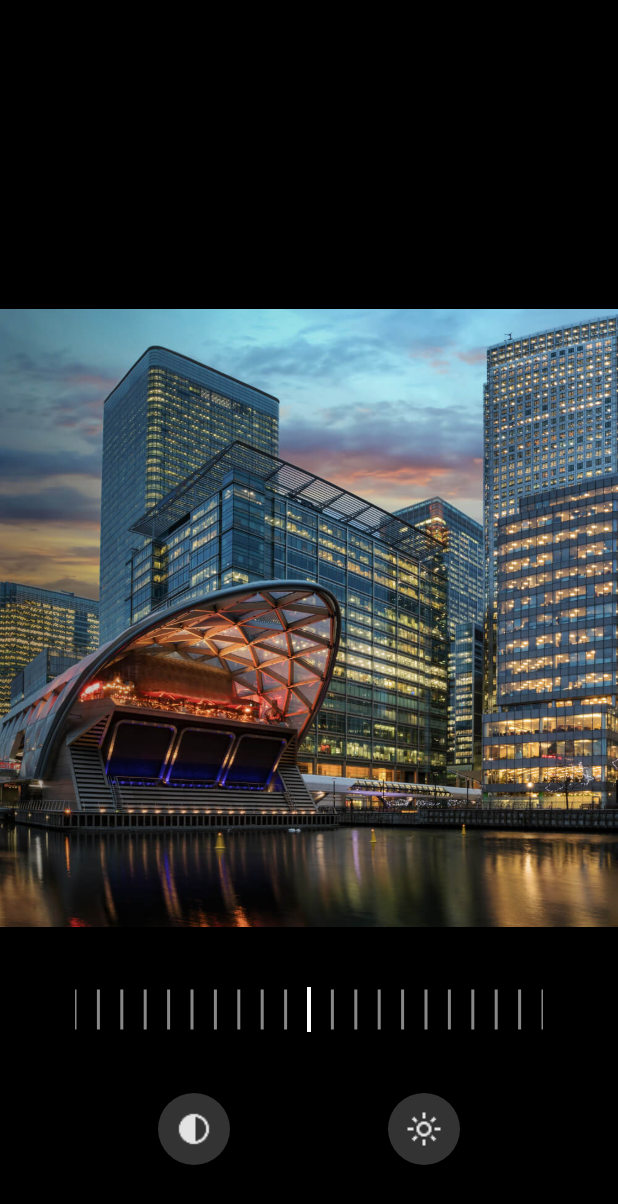
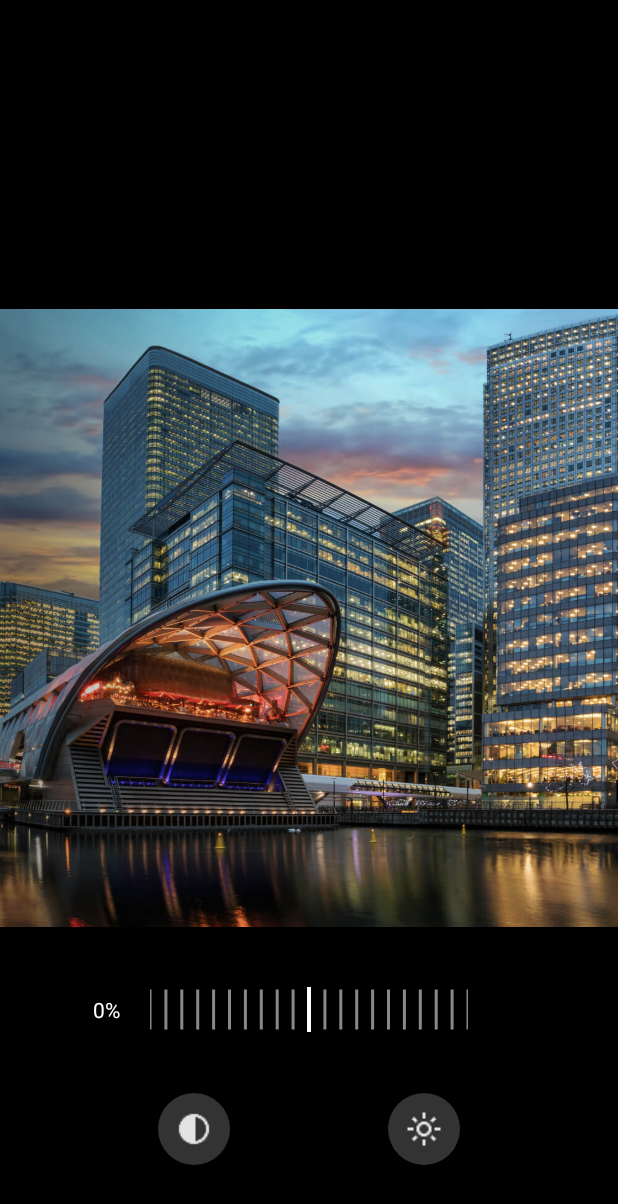
Before and after one commit to haechan29/RetricaTest, an Android app: the layout activity_main.xml on its own in the app's theme, with its tools: preview values and no code run, on a phone screen of 412 x 824 dp. Shown: the top 1204 px of the screen. Run offline under Robolectric (Android 15) with nearby library versions, the phone set to English and light mode, and no system bars.

Commit message:
시크바의 값을 퍼센트로 표시

```diff
--- a/app/src/main/java/com/haechan/retricatest/MainActivity.kt
+++ b/app/src/main/java/com/haechan/retricatest/MainActivity.kt
@@ -25,6 +25,9 @@ class MainActivity : AppCompatActivity() {
             insets
         }
 
+        binding.lifecycleOwner = this
+        binding.mainViewModel = mainViewModel
+
         setOnValueChangedToSbMain()
     }
 
--- a/app/src/main/res/layout/activity_main.xml
+++ b/app/src/main/res/layout/activity_main.xml
@@ -1,8 +1,16 @@
 <?xml version="1.0" encoding="utf-8"?>
-<androidx.constraintlayout.widget.ConstraintLayout
+<layout
     xmlns:android="http://schemas.android.com/apk/res/android"
     xmlns:app="http://schemas.android.com/apk/res-auto"
-    xmlns:tools="http://schemas.android.com/tools"
+    xmlns:tools="http://schemas.android.com/tools">
+
+    <data>
+        <variable
+            name="mainViewModel"
+            type="com.haechan.retricatest.MainViewModel" />
+    </data>
+
+    <androidx.constraintlayout.widget.ConstraintLayout
         android:id="@+id/main"
         android:background="@color/black"
         android:layout_width="match_parent"
@@ -19,11 +27,24 @@
             app:layout_constraintTop_toTopOf="parent" />
 
         <com.haechan.retricatest.CustomSeekBar
+            android:id="@+id/sb_main"
             android:layout_width="match_parent"
             android:layout_height="30dp"
             app:layout_constraintTop_toBottomOf="@id/iv_main"
             app:layout_constraintBottom_toTopOf="@id/btn_grey_scale"
-        android:layout_marginHorizontal="50dp"/>
+            android:layout_marginHorizontal="100dp"/>
+
+        <TextView
+            android:layout_width="wrap_content"
+            android:layout_height="wrap_content"
+            android:text="@{@string/slider_value_format(mainViewModel.sliderValue)}"
+            android:textSize="14sp"
+            android:textColor="@color/white"
+            android:layout_marginEnd="20dp"
+            app:layout_constraintEnd_toStartOf="@id/sb_main"
+            app:layout_constraintTop_toTopOf="@id/sb_main"
+            app:layout_constraintBottom_toBottomOf="@id/sb_main"
+            tools:text="0%"/>
 
         <ImageButton
             android:id="@+id/btn_grey_scale"
@@ -55,3 +76,4 @@
             app:layout_constraintEnd_toEndOf="parent" />
 
     </androidx.constraintlayout.widget.ConstraintLayout>
+</layout>
--- a/app/src/main/res/values/strings.xml
+++ b/app/src/main/res/values/strings.xml
@@ -1,3 +1,4 @@
 <resources>
     <string name="app_name">RetricaTest</string>
+    <string name="slider_value_format">%d%%</string>
 </resources>
```
Lines whose indentation alone changed are shown as unchanged.
